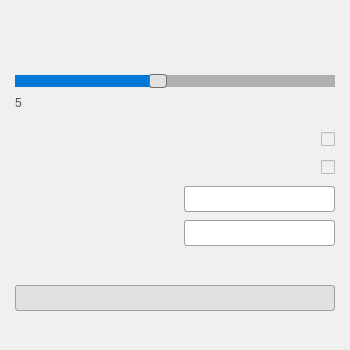
Qt form src/ui/MainWindow.ui (Dawson924/MouseFlightControl) before a commit.
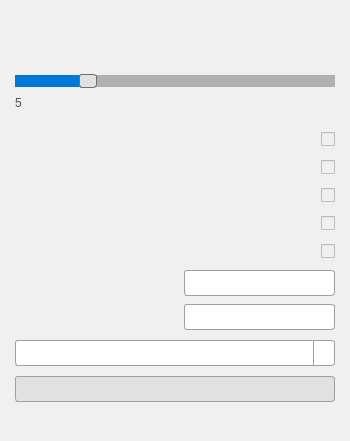
The same form after that commit. Icons and pictures are not drawn.

What changed in the file:
```diff
--- a/src/ui/MainWindow.ui
+++ b/src/ui/MainWindow.ui
@@ -66,6 +66,33 @@
                 background: white;
                 min-width: 80px;
                 }
+                QComboBox {
+                border: 1px solid #A0A0A0;
+                border-radius: 3px;
+                padding: 4px;
+                background: white;
+                min-width: 120px;
+                }
+                QComboBox::drop-down {
+                subcontrol-origin: padding;
+                subcontrol-position: top right;
+                width: 20px;
+                border-left-width: 1px;
+                border-left-color: #A0A0A0;
+                border-left-style: solid;
+                border-top-right-radius: 3px;
+                border-bottom-right-radius: 3px;
+                }
+                QComboBox::down-arrow {
+                image: url(assets/down_arrow.svg);
+                width: 16px;
+                height: 16px;
+                }
+                QComboBox QAbstractItemView {
+                border: 1px solid #A0A0A0;
+                background: white;
+                selection-background-color: #E1E1E1;
+                }
             </string>
         </property>
 
@@ -132,7 +159,7 @@
                                     <number>1</number>
                                 </property>
                                 <property name="maximum">
-                                    <number>10</number>
+                                    <number>20</number>
                                 </property>
                                 <property name="value">
                                     <number>5</number>
@@ -250,7 +277,115 @@
                                     </spacer>
                                 </item>
                                 <item>
-                                    <widget class="QCheckBox" name="interfaceOverlayOption">
+                                    <widget class="QCheckBox" name="hintOverlayOption">
+                                        <property name="checked">
+                                            <bool>false</bool>
+                                        </property>
+                                    </widget>
+                                </item>
+                            </layout>
+                        </item>
+
+                        <!-- 鼠标按键映射 -->
+                        <item>
+                            <layout class="QHBoxLayout">
+                                <property name="spacing">
+                                    <number>10</number>
+                                </property>
+                                <item>
+                                    <widget class="QLabel" name="buttonMappingLabel">
+                                        <property name="text">
+                                            <string></string>
+                                        </property>
+                                    </widget>
+                                </item>
+                                <item>
+                                    <spacer>
+                                        <property name="orientation">
+                                            <enum>Qt::Horizontal</enum>
+                                        </property>
+                                        <property name="sizeHint" stdset="0">
+                                            <size>
+                                                <width>40</width>
+                                                <height>20</height>
+                                            </size>
+                                        </property>
+                                    </spacer>
+                                </item>
+                                <item>
+                                    <widget class="QCheckBox" name="buttonMappingOption">
+                                        <property name="checked">
+                                            <bool>false</bool>
+                                        </property>
+                                    </widget>
+                                </item>
+                            </layout>
+                        </item>
+
+                        <!-- 控制时视角回中 -->
+                        <item>
+                            <layout class="QHBoxLayout">
+                                <property name="spacing">
+                                    <number>10</number>
+                                </property>
+                                <item>
+                                    <widget class="QLabel" name="viewCenterOnCtrlLabel">
+                                        <property name="text">
+                                            <string></string>
+                                        </property>
+                                    </widget>
+                                </item>
+                                <item>
+                                    <spacer>
+                                        <property name="orientation">
+                                            <enum>Qt::Horizontal</enum>
+                                        </property>
+                                        <property name="sizeHint" stdset="0">
+                                            <size>
+                                                <width>40</width>
+                                                <height>20</height>
+                                            </size>
+                                        </property>
+                                    </spacer>
+                                </item>
+                                <item>
+                                    <widget class="QCheckBox" name="viewCenterOnCtrlOption">
+                                        <property name="checked">
+                                            <bool>false</bool>
+                                        </property>
+                                    </widget>
+                                </item>
+                            </layout>
+                        </item>
+
+                        <!-- 鼠标位置记忆 -->
+                        <item>
+                            <layout class="QHBoxLayout">
+                                <property name="spacing">
+                                    <number>10</number>
+                                </property>
+                                <item>
+                                    <widget class="QLabel" name="memorizeMousePosLabel">
+                                        <property name="text">
+                                            <string></string>
+                                        </property>
+                                    </widget>
+                                </item>
+                                <item>
+                                    <spacer>
+                                        <property name="orientation">
+                                            <enum>Qt::Horizontal</enum>
+                                        </property>
+                                        <property name="sizeHint" stdset="0">
+                                            <size>
+                                                <width>40</width>
+                                                <height>20</height>
+                                            </size>
+                                        </property>
+                                    </spacer>
+                                </item>
+                                <item>
+                                    <widget class="QCheckBox" name="memorizeMousePosOption">
                                         <property name="checked">
                                             <bool>false</bool>
                                         </property>
@@ -348,6 +483,11 @@
                     </spacer>
                 </item>
 
+                <item>
+                    <widget class="QComboBox" name="modeComboBox">
+                    </widget>
+                </item>
+
                 <!-- 启动/停止按钮 -->
                 <item>
                     <widget class="QPushButton" name="startBtn">
```
Left out of the diff: 2 changed lines with no effect on the pictures.
